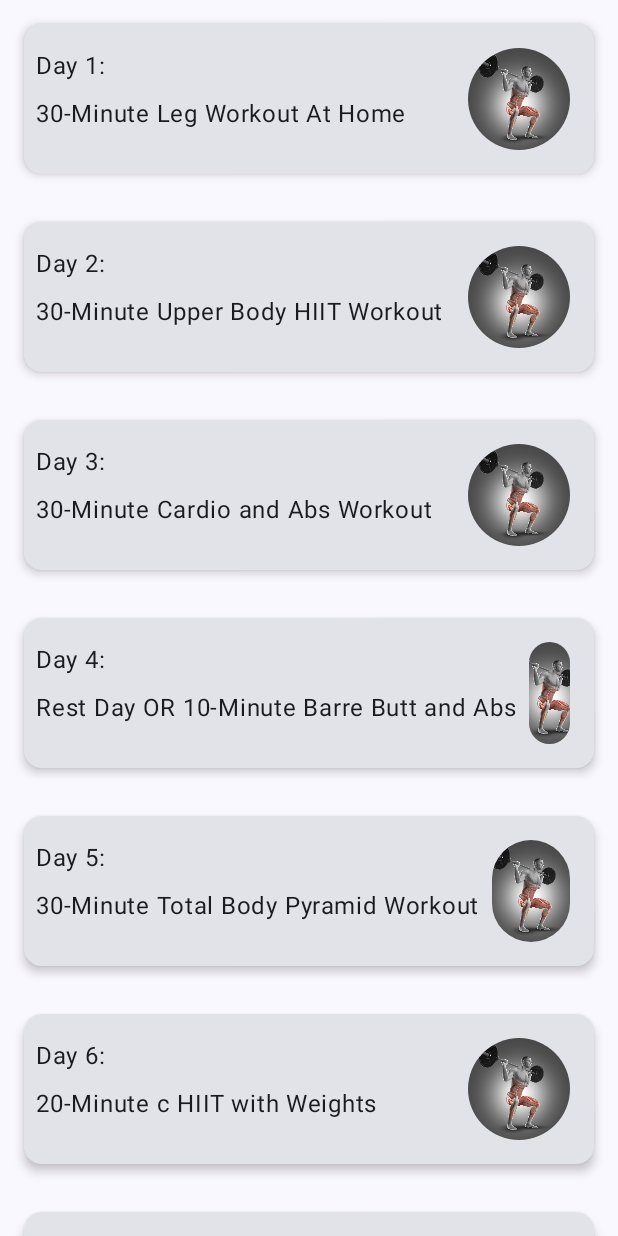
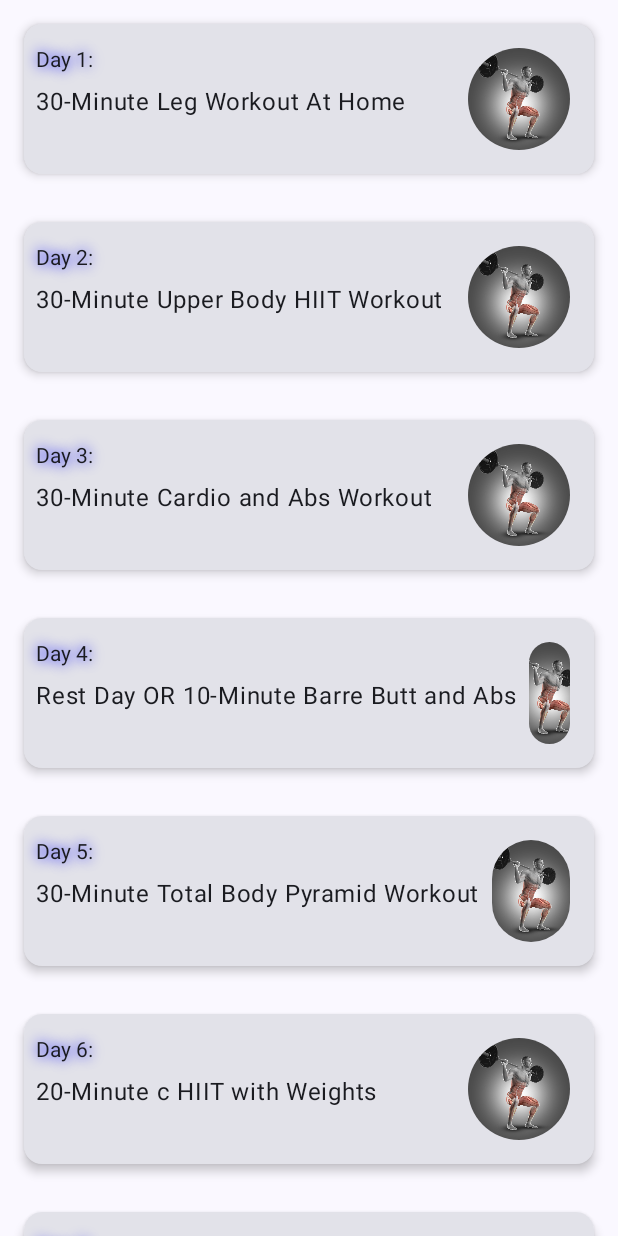
Before and after one commit to sourabhkumar47/30DaysOfFitness, an Android app built with Jetpack Compose: the screen it shows after launch (MainActivity), on a phone screen of 412 x 824 dp. Run offline under Robolectric (Android 15) with nearby library versions, the phone set to English and light mode, and no system bars.

Commit message:
created text shadow

```diff
--- a/app/src/main/java/com/example/plant30days/MainActivity.kt
+++ b/app/src/main/java/com/example/plant30days/MainActivity.kt
@@ -6,6 +6,7 @@ import androidx.activity.compose.setContent
 import androidx.annotation.DrawableRes
 import androidx.annotation.StringRes
 import androidx.compose.foundation.Image
+import androidx.compose.foundation.layout.Box
 import androidx.compose.foundation.layout.Column
 import androidx.compose.foundation.layout.Row
 import androidx.compose.foundation.layout.Spacer
@@ -24,9 +25,13 @@ import androidx.compose.material3.Text
 import androidx.compose.runtime.Composable
 import androidx.compose.ui.Modifier
 import androidx.compose.ui.draw.clip
+import androidx.compose.ui.geometry.Offset
+import androidx.compose.ui.graphics.Color
+import androidx.compose.ui.graphics.Shadow
 import androidx.compose.ui.layout.ContentScale
 import androidx.compose.ui.res.painterResource
 import androidx.compose.ui.res.stringResource
+import androidx.compose.ui.text.TextStyle
 import androidx.compose.ui.tooling.preview.Preview
 import androidx.compose.ui.unit.dp
 import com.example.plant30days.model.Data.ExerciseRepo.exercises
@@ -85,16 +90,24 @@ fun ExInfo(
     @StringRes exDay: Int,
     @StringRes exName: Int
 ) {
-    Column{
+    Box {
+        Column {
             Text(
                 text = stringResource(exDay),
-            Modifier.padding(top = 8.dp)
+                Modifier.padding(top = 8.dp),
+                style = TextStyle(
+                    shadow = Shadow(
+                        color = Color.Blue, blurRadius = 10f
+                    )
+                )
             )
             Text(
                 text = stringResource(exName),
                 Modifier.padding(top = 8.dp)
             )
         }
+    }
+
 }
 
 
```
Lines whose indentation alone changed are shown as unchanged.
